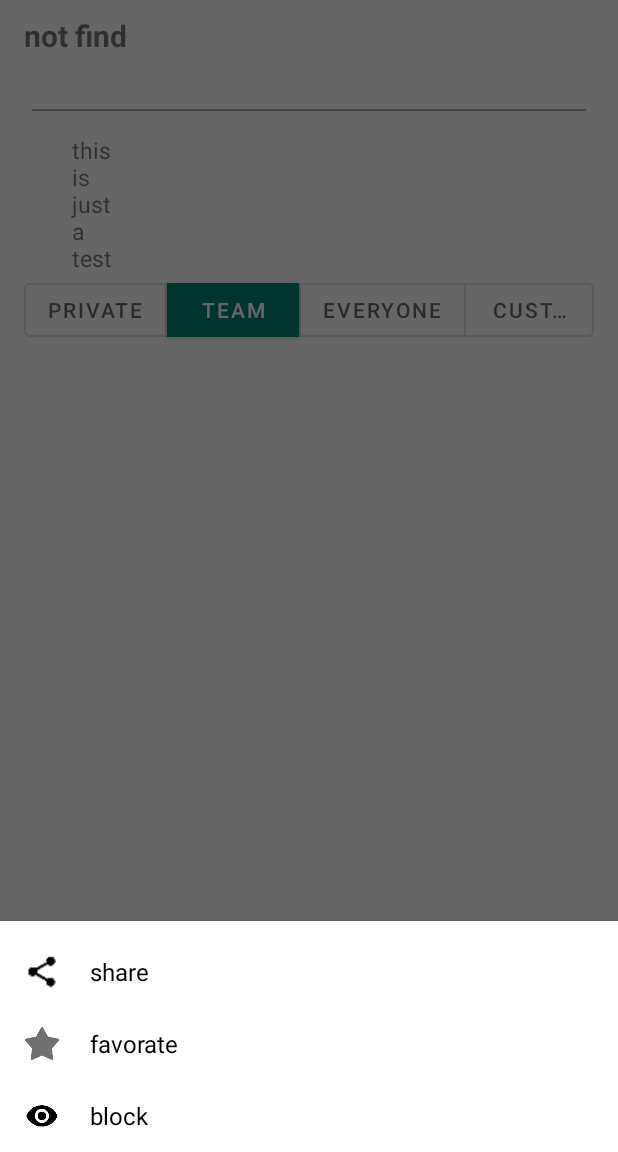
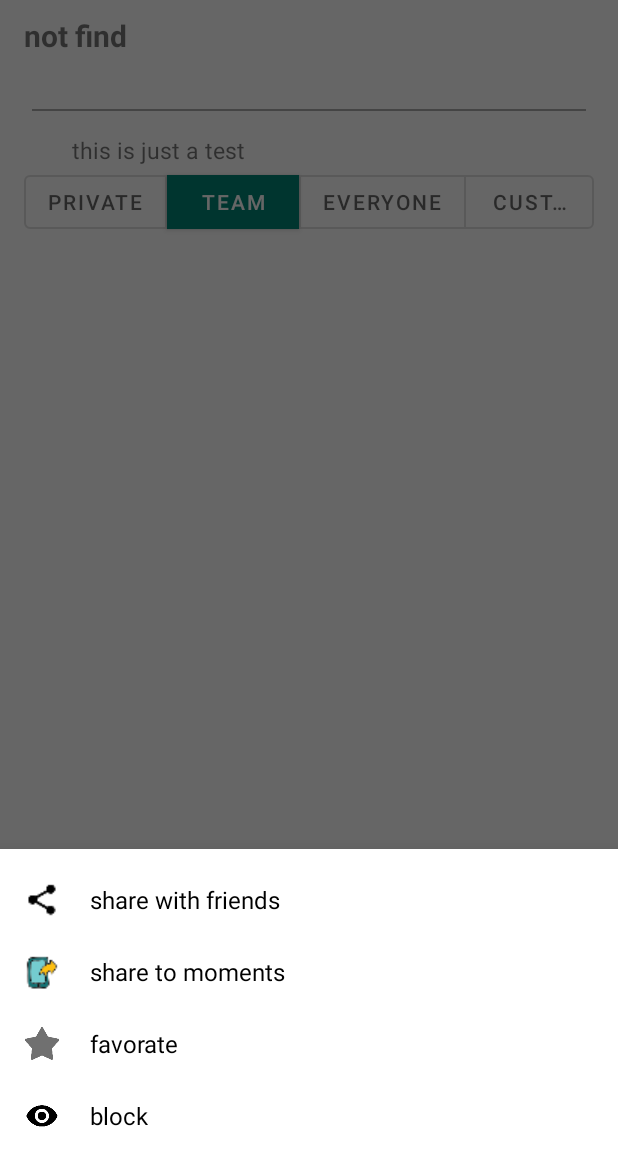
Before and after one commit to leezythu/NewsApp, an Android app: the SingleNews screen opened directly, with no data from a screen before it, after a tap on "Settings", on a phone screen of 412 x 824 dp, the part 84-1236 px from its top. Run offline under Robolectric (Android 15) with nearby library versions, the phone set to English and light mode, and no system bars; our stand-ins replace Room's generated code; libraries missing offline, so code that uses them is left out: com.nostra13.universalimageloader; 10 statements that could not run were skipped.

Commit message:
share with friends/moments & complete login

```diff
--- a/build.gradle
+++ b/build.gradle
@@ -3,10 +3,7 @@ apply plugin: 'com.android.application'
 android {
     compileSdkVersion 29
     buildToolsVersion "29.0.1"
-    defaultConfig {24
-
-
-
+    defaultConfig {
         applicationId "com.zhenyu.zhenyu"
         minSdkVersion 23
         targetSdkVersion 29
--- a/src/main/java/com/zhenyu/zhenyu/Database/BrowsedNewsDao.java
+++ b/src/main/java/com/zhenyu/zhenyu/Database/BrowsedNewsDao.java
@@ -33,4 +33,7 @@ public interface BrowsedNewsDao {
 
     @Query("delete from BrowsedNews where newsid = :goneid")
     void deletenews(String goneid);
+
+    @Query("delete from BrowsedNews")
+    void deleteAll();
 }
--- a/src/main/java/com/zhenyu/zhenyu/RequestData/pullPreference.java
+++ b/src/main/java/com/zhenyu/zhenyu/RequestData/pullPreference.java
@@ -7,7 +7,6 @@ public class pullPreference {
     private List<String> items;
 
 
-
     public int getIcode(){return icode;}
     public List<String> getItems(){return items;}
 }
--- a/src/main/java/com/zhenyu/zhenyu/SingleNews.java
+++ b/src/main/java/com/zhenyu/zhenyu/SingleNews.java
@@ -2,7 +2,6 @@ package com.zhenyu.zhenyu;
 
 import android.Manifest;
 import android.app.Activity;
-import android.content.ContentValues;
 import android.content.Context;
 import android.content.DialogInterface;
 import android.content.Intent;
@@ -11,7 +10,6 @@ import android.graphics.Bitmap;
 import android.net.Uri;
 import android.os.Build;
 import android.os.Bundle;
-import android.provider.MediaStore;
 import android.view.Menu;
 import android.view.MenuItem;
 import android.view.View;
@@ -28,33 +26,25 @@ import androidx.core.app.ActivityCompat;
 import androidx.core.content.ContextCompat;
 
 import com.google.android.material.bottomsheet.BottomSheetDialog;
-import com.nostra13.universalimageloader.cache.disc.impl.UnlimitedDiskCache;
-import com.nostra13.universalimageloader.cache.disc.naming.HashCodeFileNameGenerator;
-import com.nostra13.universalimageloader.cache.memory.impl.LruMemoryCache;
-import com.nostra13.universalimageloader.core.DisplayImageOptions;
+import com.google.gson.Gson;
 import com.nostra13.universalimageloader.core.ImageLoader;
-import com.nostra13.universalimageloader.core.ImageLoaderConfiguration;
 import com.nostra13.universalimageloader.core.assist.FailReason;
-import com.nostra13.universalimageloader.core.assist.QueueProcessingType;
-import com.nostra13.universalimageloader.core.decode.BaseImageDecoder;
-import com.nostra13.universalimageloader.core.download.BaseImageDownloader;
 import com.nostra13.universalimageloader.core.listener.ImageLoadingListener;
-import com.nostra13.universalimageloader.utils.StorageUtils;
 import com.zhenyu.zhenyu.Database.AppDatabase;
 import com.zhenyu.zhenyu.Database.NewsEntity;
+import com.zhenyu.zhenyu.RequestData.Reception;
 import com.zhenyu.zhenyu.user.UserProfile;
+import com.zhenyu.zhenyu.utils.LogController;
 import com.zhenyu.zhenyu.utils.ShareMultiImageToWeChatUtil;
+import com.zhenyu.zhenyu.utils.shareUtils;
 
-import java.io.File;
-import java.io.IOException;
-import java.io.OutputStream;
+import java.util.ArrayList;
 import java.util.Date;
 import java.util.List;
 import java.util.regex.Matcher;
 import java.util.regex.Pattern;
 
-import static com.zhenyu.zhenyu.utils.ShareMultiImageToWeChatUtil.saveImageToGallery;
-import static com.zhenyu.zhenyu.utils.ShareMultiImageToWeChatUtil.shareWechatFriend;
+import static com.zhenyu.zhenyu.utils.ShareMultiImageToWeChatUtil.shareWechatImages;
 import static com.zhenyu.zhenyu.utils.ShareMultiImageToWeChatUtil.shareWechatMoment;
 
 public class SingleNews extends AppCompatActivity implements View.OnClickListener{
@@ -67,6 +57,7 @@ public class SingleNews extends AppCompatActivity implements View.OnClickListene
     private LinearLayout sharelayout;
     private LinearLayout favoratelayout;
     private LinearLayout blockinglayout;
+    private LinearLayout sharemomentslayout;
 //    private TextView titleview;
 //    private TextView contentview;
     private ImageView imageView;
@@ -110,7 +101,7 @@ public class SingleNews extends AppCompatActivity implements View.OnClickListene
         dataRepository = DataRepository.getInstance(AppDatabase.getDatabase(null, null));
 
         if(!imgins) {
-            initImageLoader();
+            shareUtils.initImageLoader(getApplicationContext());
             imgins = true;
         }
         initpage();
@@ -137,7 +128,7 @@ public class SingleNews extends AppCompatActivity implements View.OnClickListene
         }
 
         String rawcontent = entity.getContent();
-        Pattern pattern = Pattern.compile("[\\n\\s]+");
+        Pattern pattern = Pattern.compile("\\n[\\s]*");
         Matcher matcher = pattern.matcher(rawcontent);
         String replacement = "\n        ";
         StringBuffer strn = new StringBuffer();
@@ -180,67 +171,107 @@ public class SingleNews extends AppCompatActivity implements View.OnClickListene
         View view = getLayoutInflater().inflate(R.layout.dialog_bottom, null);
         bottomSheetBehavior.setContentView(view);
 
+
         sharelayout = view.findViewById(R.id.share_item);
         favoratelayout = view.findViewById(R.id.favorate_item);
         blockinglayout = view.findViewById(R.id.blocking_item);
+        sharemomentslayout = view.findViewById(R.id.share_moments);
         sharelayout.setOnClickListener(this);
         favoratelayout.setOnClickListener(this);
         blockinglayout.setOnClickListener(this);
-
-
-//        bottomSheetBehavior = BottomSheetBehavior.from(bottomsheetlayout);
-//        bottomSheetBehavior.setState(BottomSheetBehavior.STATE_HIDDEN);
+        sharemomentslayout.setOnClickListener(this);
     }
 
     @Override
     public void onClick(View view) {
         switch (view.getId()){
             case R.id.share_item:
+//                if (!ShareMultiImageToWeChatUtil.isInstallWeChart(getApplicationContext())) {
+//                    Toast.makeText(getApplicationContext(), "您没有安装微信", Toast.LENGTH_SHORT).show();
+//                    return;
+//                }else {}
+
+                if (entity.getImage().size() < 1) {
+                    Intent intent = new Intent(Intent.ACTION_SEND);
+                    intent.setType("text/plain");
+                    intent.putExtra(Intent.EXTRA_TEXT, "#From NewestNews#\n"+entity.getTitle());
+                    startActivity(Intent.createChooser(intent, "share"));
+//                        shareText(getApplicationContext(), entity.getContent());
+                } else {
+                    ImageLoader.getInstance().loadImage(entity.getImage().get(0), new ImageLoadingListener() {
+                        @Override
+                        public void onLoadingStarted(String imageUri, View view) { }
+                        @Override
+                        public void onLoadingFailed(String imageUri, View view, FailReason failReason) { }
+                        @Override
+                        public void onLoadingComplete(String imageUri, View view, Bitmap loadedImage) {
+                            if(loadedImage==null){
+                                Toast.makeText(getApplicationContext(), "null bitmap", Toast.LENGTH_LONG).show();
+                                return;
+                            }
+                            checkPermission();
+                            Uri uri = shareUtils.getImageUri(SingleNews.this, loadedImage);
+                            Bitmap textmap = shareUtils.textAsBitmap(entity.getContent(), 30);
+                            Uri textUri = shareUtils.getImageUri(SingleNews.this, textmap);
+                            ArrayList<Uri> urislist = new ArrayList<>();
+                            urislist.add(uri);
+                            urislist.add(textUri);
+                            shareWechatImages(SingleNews.this, "sing a song", urislist);
+//                                shareWechatMoment(SingleNews.this, "sing a song", uri);
+//                                shareWechatFriend(SingleNews.this, "what are you doing", uri);
+                        }
+                        @Override
+                        public void onLoadingCancelled(String imageUri, View view) { }
+                    });
+                }
+
+//                Toast.makeText(getApplicationContext(), "click share", Toast.LENGTH_LONG).show();
+                break;
+            case R.id.share_moments:
+                Toast.makeText(getApplicationContext(), "click moments", Toast.LENGTH_LONG).show();
                 if (!ShareMultiImageToWeChatUtil.isInstallWeChart(getApplicationContext())) {
                     Toast.makeText(getApplicationContext(), "您没有安装微信", Toast.LENGTH_SHORT).show();
                     return;
                 }else {
                     if (entity.getImage().size() < 1) {
-                        Intent intent = new Intent(Intent.ACTION_SEND);
-                        intent.setType("text/plain");
-                        intent.putExtra(Intent.EXTRA_TEXT, entity.getTitle());
-                        startActivity(Intent.createChooser(intent, "share"));
+                        Bitmap textmap = shareUtils.textAsBitmap("#From NewestNews#\n"+entity.getContent(), 30);
+                        Uri textUri = shareUtils.getImageUri(SingleNews.this, textmap);
+                        shareWechatMoment(SingleNews.this, "friends", textUri);
 //                        shareText(getApplicationContext(), entity.getContent());
                     } else {
                         ImageLoader.getInstance().loadImage(entity.getImage().get(0), new ImageLoadingListener() {
                             @Override
                             public void onLoadingStarted(String imageUri, View view) {
-
                             }
 
                             @Override
                             public void onLoadingFailed(String imageUri, View view, FailReason failReason) {
-
                             }
 
                             @Override
                             public void onLoadingComplete(String imageUri, View view, Bitmap loadedImage) {
-                                if(loadedImage==null){
+                                if (loadedImage == null) {
                                     Toast.makeText(getApplicationContext(), "null bitmap", Toast.LENGTH_LONG).show();
                                     return;
                                 }
                                 checkPermission();
-//                                Uri uri = saveImageToGallery(SingleNews.this, loadedImage);
-                                Uri uri = getImageUri(SingleNews.this, loadedImage);
-                                shareWechatFriend(SingleNews.this, "what are you doing", uri);
+                                Uri uri = shareUtils.getImageUri(SingleNews.this, loadedImage);
+//                                Bitmap textmap = shareUtils.textAsBitmap(entity.getContent(), 30);
+//                                Uri textUri = shareUtils.getImageUri(SingleNews.this, textmap);
+//                                ArrayList<Uri> urislist = new ArrayList<>();
+//                                urislist.add(uri);
+//                                urislist.add(textUri);
+                                shareWechatMoment(SingleNews.this, "sing a song", uri);
 //                                shareWechatMoment(SingleNews.this, "sing a song", uri);
+//                                shareWechatFriend(SingleNews.this, "what are you doing", uri);
                             }
 
                             @Override
                             public void onLoadingCancelled(String imageUri, View view) {
-
                             }
                         });
-                        shareWechatFriend(SingleNews.this, entity.getTitle(), Uri.parse(entity.getImage().get(0)));
-//                        shareWechatFriend(SingleNews.this, entity.getTitle(),resourceIdToUri(getApplicationContext(), R.drawable.round_dashboard_24));
                     }
                 }
-//                Toast.makeText(getApplicationContext(), "click share", Toast.LENGTH_LONG).show();
                 break;
             case R.id.favorate_item:
                 entity.setFlag(1);
@@ -248,6 +279,8 @@ public class SingleNews extends AppCompatActivity implements View.OnClickListene
                 dataRepository.addNewsToBrowsedNews(entity);
                 UserProfile userProfile = UserProfile.getInstance();
                 userProfile.addFavorate(entity.getCategories(), entity.getKeyscore());
+                Gson gson = new Gson();
+                Reception.uploadItem(LogController.getInstance(null).getUsername(), gson.toJson(entity));
                 Toast.makeText(getApplicationContext(), "added to favorates", Toast.LENGTH_LONG).show();
                 break;
             case R.id.blocking_item:
@@ -261,28 +294,7 @@ public class SingleNews extends AppCompatActivity implements View.OnClickListene
 
     }
 
-    private Uri getImageUri(Context context, Bitmap inImage) {
 
-        ContentValues values=new ContentValues();
-        values.put(MediaStore.Images.Media.TITLE,"Title");
-        values.put(MediaStore.Images.Media.DESCRIPTION,"From Camera");
-
-        Uri path=getContentResolver().insert(MediaStore.Images.Media.EXTERNAL_CONTENT_URI,values);
-
-        if(path != null){
-            OutputStream imageout = null;
-            try{
-                imageout = getContentResolver().openOutputStream(path);
-                inImage.compress(Bitmap.CompressFormat.JPEG, 100, imageout);
-                imageout.close();
-            }catch (IOException e){
-
-            }
-        }
-//        ByteArrayOutputStream bytes = new ByteArrayOutputStream();
-//        inImage.compress(Bitmap.CompressFormat.JPEG, 100, bytes);
-        return path;
-    }
 
     private void checkPermission(){
         int currentAPIVersion = Build.VERSION.SDK_INT;
@@ -353,48 +365,4 @@ public class SingleNews extends AppCompatActivity implements View.OnClickListene
         }
     }
 
-    public void initImageLoader() {
-        // 获取默认的路径
-
-        File cacheDir = StorageUtils.getCacheDirectory(getApplicationContext());
-        ImageLoaderConfiguration config = new ImageLoaderConfiguration.Builder(
-                getApplicationContext())
-                // 设置内存图片的宽高
-                .memoryCacheExtraOptions(480, 800)
-                // default = device screen dimensions
-                // 缓存到磁盘中的图片宽高
-                .diskCacheExtraOptions(480, 800, null)
-                // .taskExecutor(null)
-                // .taskExecutorForCachedImages()
-                .threadPoolSize(3)
-                // default 线程优先级
-                .threadPriority(Thread.NORM_PRIORITY - 2)
-                // default
-                .tasksProcessingOrder(QueueProcessingType.FIFO)
-                // // default设置在内存中缓存图像的多种尺寸
-                //加载同一URL图片时,imageView从小变大时,从内存缓存中加载
-                .denyCacheImageMultipleSizesInMemory()
-                // 超过设定的缓存大小时,内存缓存的清除机制
-                .memoryCache(new LruMemoryCache(2 * 1024 * 1024))
-                // 内存的一个大小
-                .memoryCacheSize(2 * 1024 * 1024)
-                .memoryCacheSizePercentage(13)
-                // default 将图片信息缓存到该路径下
-                .diskCache(new UnlimitedDiskCache(cacheDir))
-                // default 磁盘缓存的大小
-                .diskCacheSize(50 * 1024 * 1024)
-                // 磁盘缓存文件的个数
-                .diskCacheFileCount(100)
-                //磁盘缓存的文件名的命名方式//一般使用默认值 (获取文件名称的hashcode然后转换成字符串)或MD5 new Md5FileNameGenerator()源文件的名称同过md5加密后保存
-                .diskCacheFileNameGenerator(new HashCodeFileNameGenerator())
-                // 设置默认的图片加载
-                .imageDownloader(
-                        new BaseImageDownloader(getApplicationContext())) // default
-                // 使用默认的图片解析器
-                .imageDecoder(new BaseImageDecoder(true)) // default
-                .defaultDisplayImageOptions(DisplayImageOptions.createSimple()) // default
-                .writeDebugLogs().build();
-        ImageLoader.getInstance().init(config);
-    }
-
 }
--- a/src/main/res/layout/dialog_bottom.xml
+++ b/src/main/res/layout/dialog_bottom.xml
@@ -38,6 +38,30 @@
                 android:textSize="16sp"
                 android:textColor="@color/black"
                 android:text="@string/bottom_share"/>
+        </LinearLayout>
+
+        <LinearLayout
+            android:id="@+id/share_moments"
+            android:layout_width="match_parent"
+            android:layout_height="48dp"
+            android:gravity="start|center"
+            android:orientation="horizontal"
+            android:clickable="true"
+            android:focusable="true"
+            android:background="?attr/selectableItemBackground">
+            <ImageView
+                android:layout_width="24dp"
+                android:layout_height="24dp"
+                android:src="@mipmap/google_mobile_48"/>
+            <TextView
+                android:layout_width="20dp"
+                android:layout_height="wrap_content"/>
+            <TextView
+                android:layout_width="wrap_content"
+                android:layout_height="wrap_content"
+                android:textSize="16sp"
+                android:textColor="@color/black"
+                android:text="@string/bottom_share_moments"/>
         </LinearLayout>
 
         <LinearLayout
--- a/src/main/res/values/strings.xml
+++ b/src/main/res/values/strings.xml
@@ -32,7 +32,8 @@
     <string name="tab_text_qiche">汽车</string>
     <string name="tab_text_wenhua">文化</string>
 
-    <string name="bottom_share">share</string>
+    <string name="bottom_share">share with friends</string>
+    <string name="bottom_share_moments">share to moments</string>
     <string name="bottom_favorate">favorate</string>
     <string name="bottom_blocking">block</string>
 
```
Also changed, not shown: src/main/java/com/zhenyu/zhenyu/Login.java (+19 -11 lines), src/main/java/com/zhenyu/zhenyu/RequestData/GetRequest_Interfece.java (+23 -10 lines), src/main/java/com/zhenyu/zhenyu/RequestData/Reception.java (+116 -11 lines), src/main/java/com/zhenyu/zhenyu/utils/LogController.java (+13 -2 lines), src/main/java/com/zhenyu/zhenyu/utils/ShareMultiImageToWeChatUtil.java (+60 -11 lines), src/main/java/com/zhenyu/zhenyu/utils/shareUtils.java (added, +123 -0 lines), src/main/res/mipmap-xxhdpi/google_mobile_48.png (added).
